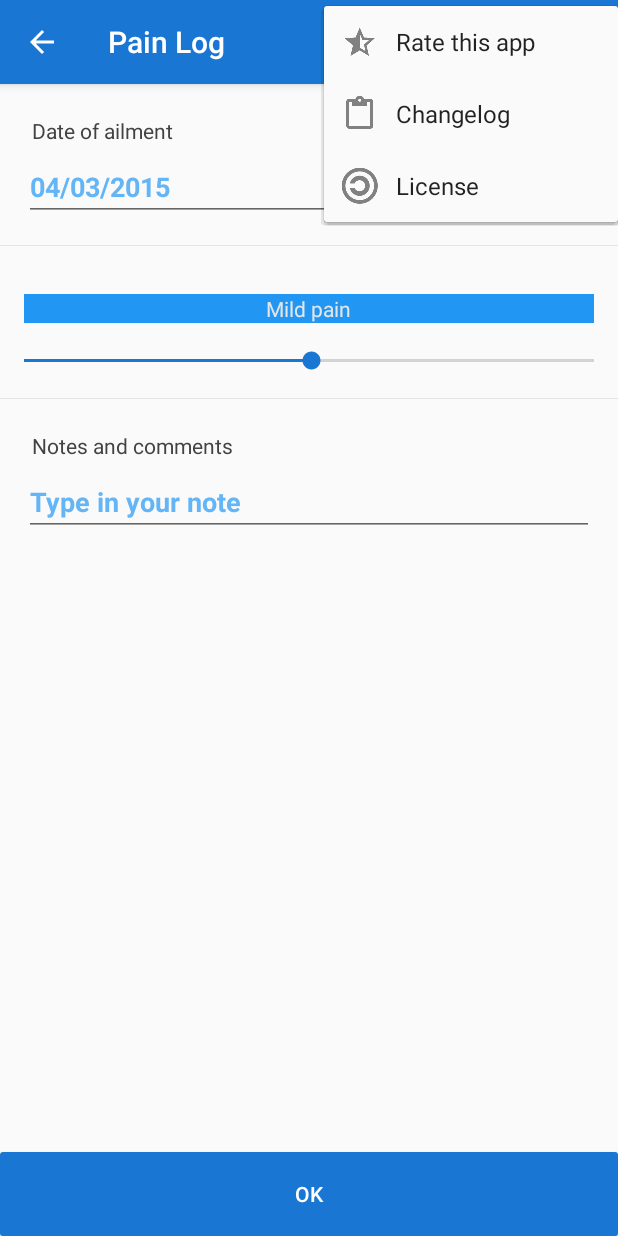
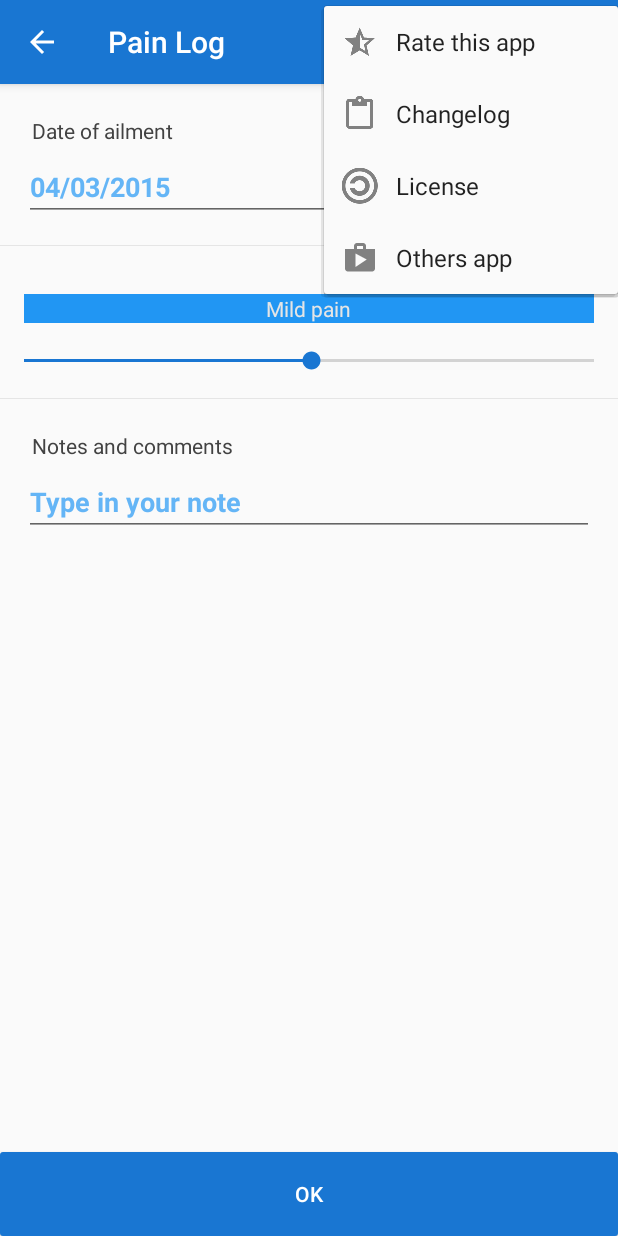
Before and after one commit to rulogarcillan/PainLog, an Android app: the DolActivity screen opened directly, with no data from a screen before it, after a tap on "Options", on a phone screen of 412 x 824 dp. Run offline under Robolectric (Android 15) with nearby library versions, the phone set to English and light mode, and no system bars; libraries missing offline, so code that uses them is left out: com.mikepenz.aboutlibraries, com.readystatesoftware.sqliteasset, de.cketti.library; 5 statements that could not run were skipped.

Commit message:
add more app

```diff
--- a/app/src/main/res/menu/main.xml
+++ b/app/src/main/res/menu/main.xml
@@ -24,6 +24,12 @@
                 android:icon="@drawable/ic_license"
                 android:title="@string/license"
                 com.pain.log.painlog:showAsAction="ifRoom" />
+
+            <item
+                android:id="@+id/more"
+                android:icon="@drawable/ic_more"
+                android:title="@string/more"
+                com.pain.log.painlog:showAsAction="ifRoom" />
         </menu>
     </item>
 
--- a/app/src/main/res/values/strings.xml
+++ b/app/src/main/res/values/strings.xml
@@ -41,6 +41,7 @@
     <string name="col1exce4">MOON PHASE</string>
 
     <string name="license">License</string>
+    <string name="more">Others app</string>
     <string name="escrita">Application Written By Raúl R.C</string>
     <string name="aboutLibraries_description_showIcon" translatable="false">true</string>
     <string name="aboutLibraries_description_showVersion" translatable="false">true</string>
```
Also changed, not shown: app/src/main/java/com/pain/log/painlog/negocio/BaseActivity.java (+14 -3 lines), app/src/main/res/drawable-hdpi/ic_more.png (added), app/src/main/res/drawable-mdpi/ic_more.png (added), app/src/main/res/drawable-xhdpi/ic_more.png (added), app/src/main/res/drawable-xxhdpi/ic_more.png (added), 1 other file.
